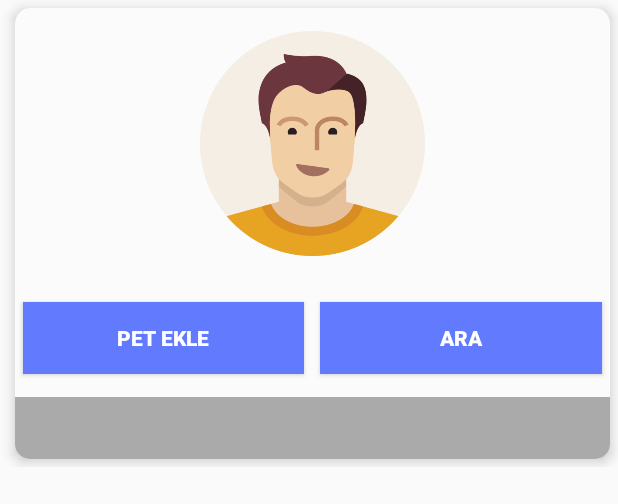
After one commit to egitimNY/OZKVeterinaryAdmin, an Android app: the layout kullanici_item_layout.xml on its own in the app's theme, with its tools: preview values and no code run, on a phone screen of 412 x 824 dp. The commit adds this screen. Shown: the top 504 px of the screen. Run offline under Robolectric (Android 15) with nearby library versions, the phone set to English and light mode, and no system bars.

Commit message:
Listing Users Registered in the System

```diff
--- /dev/null
+++ b/app/src/main/res/layout/kullanici_item_layout.xml
@@ -0,0 +1,79 @@
+<?xml version="1.0" encoding="utf-8"?>
+<LinearLayout xmlns:android="http://schemas.android.com/apk/res/android"
+    xmlns:app="http://schemas.android.com/apk/res-auto"
+    android:layout_width="match_parent"
+    android:layout_height="wrap_content">
+
+    <androidx.cardview.widget.CardView
+        android:id="@+id/userCardView"
+        android:layout_width="0dp"
+        android:layout_height="wrap_content"
+        android:layout_marginLeft="10dp"
+        android:layout_marginTop="5dp"
+        android:layout_marginRight="5dp"
+        android:layout_marginBottom="5dp"
+        android:layout_weight="1"
+        app:cardBackgroundColor="#fbfbfb"
+        app:cardCornerRadius="10dp"
+        app:cardElevation="5dp">
+
+        <LinearLayout
+            android:id="@+id/kullanicilarLayout"
+            android:clickable="true"
+            android:layout_width="match_parent"
+            android:layout_height="match_parent"
+            android:orientation="vertical">
+
+            <de.hdodenhof.circleimageview.CircleImageView
+                android:layout_width="150dp"
+                android:layout_height="150dp"
+                android:layout_gravity="center"
+                android:layout_marginTop="15dp"
+                android:layout_marginBottom="15dp"
+                android:background="@drawable/user" />
+
+            <LinearLayout
+                android:layout_width="match_parent"
+                android:layout_height="wrap_content"
+                android:layout_marginBottom="10dp"
+                android:layout_marginTop="10dp"
+                android:orientation="horizontal">
+
+                <Button
+                    android:id="@+id/userPetEkle"
+                    android:layout_width="0dp"
+                    android:textStyle="bold"
+                    android:text="Pet Ekle"
+                    android:textColor="#fff"
+                    android:layout_height="wrap_content"
+                    android:background="#617afe"
+                    android:layout_margin="5dp"
+                    android:layout_weight="1"/>
+
+                <Button
+                    android:id="@+id/userAramaYap"
+                    android:layout_width="0dp"
+                    android:background="#617afe"
+                    android:textStyle="bold"
+                    android:text="Ara"
+                    android:textColor="#fff"
+                    android:layout_margin="5dp"
+                    android:layout_height="wrap_content"
+                    android:layout_weight="1"/>
+            </LinearLayout>
+
+            <TextView
+                android:id="@+id/kullaniciNameText"
+                android:layout_width="match_parent"
+                android:layout_height="wrap_content"
+                android:background="#aaaaaa"
+                android:gravity="center"
+                android:padding="10dp"
+                android:textColor="#fff"
+                android:textSize="15dp"
+                android:textStyle="bold" />
+
+        </LinearLayout>
+    </androidx.cardview.widget.CardView>
+
+</LinearLayout>
--- a/app/src/main/res/values/colors.xml
+++ b/app/src/main/res/values/colors.xml
@@ -1,6 +1,6 @@
 <?xml version="1.0" encoding="utf-8"?>
 <resources>
-    <color name="colorPrimary">#6200EE</color>
+    <color name="colorPrimary">#617afe</color>
     <color name="colorPrimaryDark">#3700B3</color>
     <color name="colorAccent">#03DAC5</color>
 </resources>
```
Also changed, not shown: app/src/main/java/tech/halitpractice/OZKVeterinaryAdmin/Adapters/UserAdapter.java (added, +92 -0 lines), app/src/main/java/tech/halitpractice/OZKVeterinaryAdmin/Fragments/KullanicilarFragment.java (+15 -0 lines), app/src/main/res/layout/fragment_kullanicilar.xml (+6 -5 lines), app/src/main/res/drawable/user.png (added).
